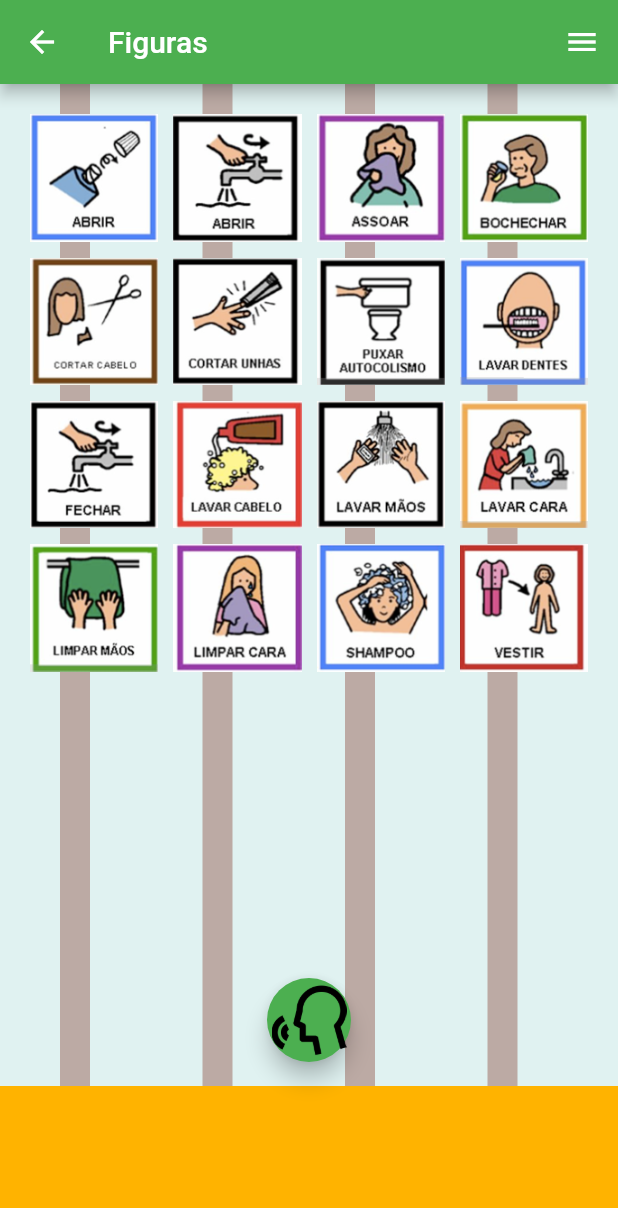
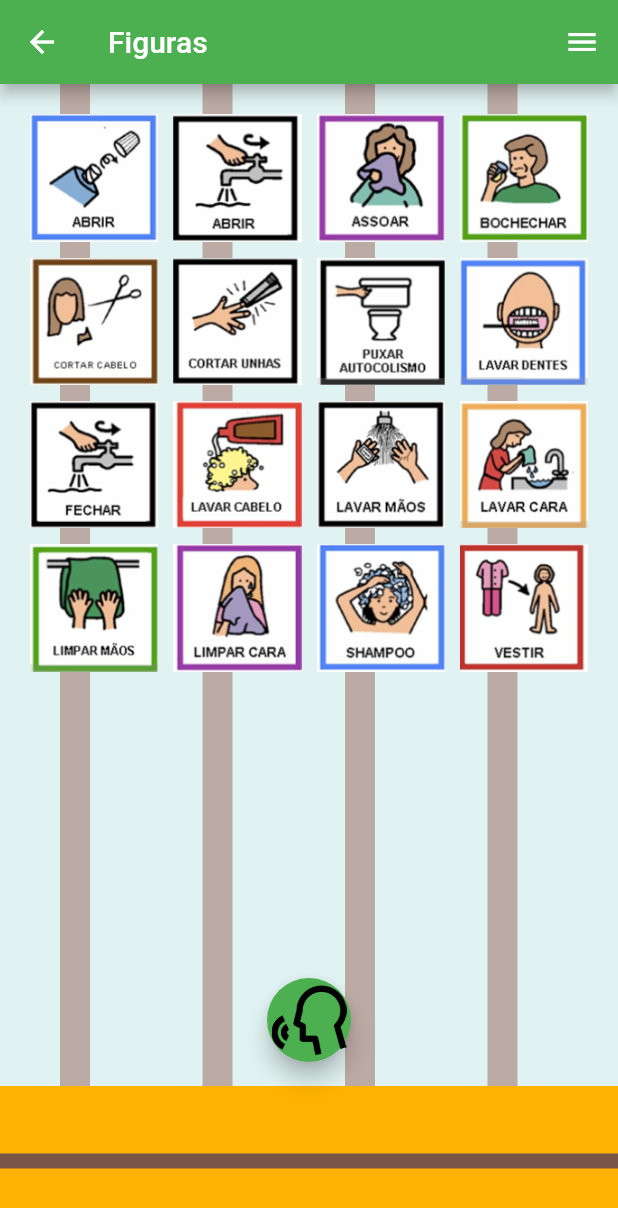
Before and after one commit to danipresto/picsapp, a Flutter app: the PicsScreen screen opened directly, on a phone screen of 412 x 824 dp. Shown: the top 1208 px of the screen. Run offline on Flutter 3.47's test engine with Material 2 defaults, Android fonts, the phone set to English and light mode, and no system bars; our stand-ins replace flutter_local_notifications, flutter_timezone, flutter_tts, shared_preferences, timezone; accounts and stored records are empty.

Commit message:
final update pecs screen

```diff
--- a/lib/pages/pecs/pics_screen.dart
+++ b/lib/pages/pecs/pics_screen.dart
@@ -56,36 +56,38 @@ class _PicsScreenState extends State<PicsScreen> {
         child: ListView(
           padding: EdgeInsets.zero,
           children: [
-            const DrawerHeader(
-              decoration: BoxDecoration(
-                color: Colors.blue,
-              ),
-              child: Text(
-                'Menu',
-                style: TextStyle(
-                  color: Colors.white,
-                  fontSize: 24,
-                ),
-              ),
-            ),
+            Divider(),
             ListTile(
               leading: const Icon(Icons.home),
-              title: const Text('Atividades'),
+              title: Text(
+                'Atividades',
+                style: TextStyle(fontSize: 18, fontWeight: FontWeight.bold),
+              ),
               onTap: () => _selectPictograms(atividadesDraggable),
             ),
+            Divider(),
             ListTile(
               leading: const Icon(Icons.accessibility),
-              title: const Text('Corpo'),
+              title: Text(
+                'Corpo',
+                style: TextStyle(fontSize: 18, fontWeight: FontWeight.bold),
+              ),
               onTap: () => _selectPictograms(corpoDraggables),
             ),
+            Divider(),
             ListTile(
               leading: const Icon(Icons.record_voice_over),
-              title: const Text('Comunicação'),
+              title: Text(
+                'Comunicação',
+                style: TextStyle(fontSize: 18, fontWeight: FontWeight.bold),
+              ),
               onTap: () => _selectPictograms(comunicacaoDraggable),
             ),
+            Divider(),
           ],
         ),
       ),
+
       body: LayoutBuilder(
         builder: (context, constraints) {
           final columnWidth = 30.0; // Item width + spacing
@@ -143,12 +145,27 @@ class _PicsScreenState extends State<PicsScreen> {
   Widget _buildDragTarget() {
     return DragTarget<DraggablePicModel>(
       builder: (BuildContext context, List<dynamic> accepted, List<dynamic> rejected) {
-        return Container(
+        return Stack(
+          children: [
+            Container(
               padding: const EdgeInsets.all(10),
               decoration: BoxDecoration(
                 color: Colors.amber[600],
                 borderRadius: BorderRadius.circular(10),
               ),
+            ),
+            Positioned.fill(
+              child: Align(
+                alignment: Alignment.center,
+                child: Container(
+                  width: double.infinity,
+                  height: 10, // Adjust the height of the stripe as needed
+                  color: Colors.brown,
+                ),
+              ),
+            ),
+            Container(
+              padding: const EdgeInsets.all(10),
               child: Row(
                 mainAxisAlignment: MainAxisAlignment.spaceAround,
                 children: acceptedData.map((data) {
@@ -165,6 +182,8 @@ class _PicsScreenState extends State<PicsScreen> {
                   );
                 }).toList(),
               ),
+            ),
+          ],
         );
       },
       onWillAccept: (data) {
@@ -177,6 +196,7 @@ class _PicsScreenState extends State<PicsScreen> {
       },
     );
   }
+
 
   Future<void> _playAcceptedData() async {
     for (DraggablePicModel data in acceptedData) {
```
Lines whose indentation alone changed are shown as unchanged.
